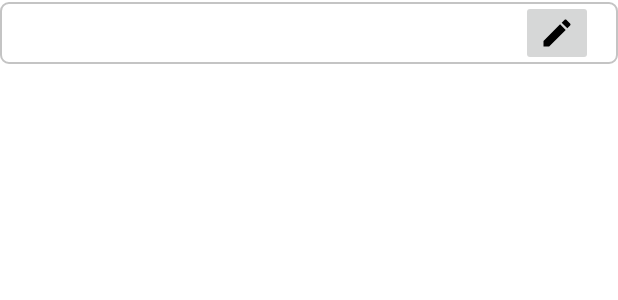
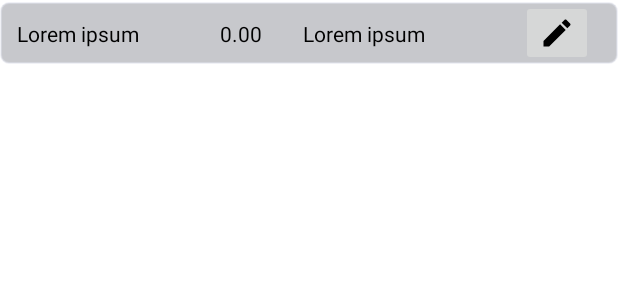
Before and after one commit to Fealrais/PurchaseHistory, an Android app: the layout recycler_view_purchase.xml on its own in the app's theme, with its tools: preview values and no code run, on a phone screen of 412 x 824 dp. Shown: the top 300 px of the screen. Run offline under Robolectric (Android 15) with nearby library versions, the phone set to English and light mode, and no system bars.

Commit message:
Modify recycleview background

```diff
--- a/app/src/main/res/drawable/list_entry.xml
+++ b/app/src/main/res/drawable/list_entry.xml
@@ -2,12 +2,11 @@
 <selector xmlns:android="http://schemas.android.com/apk/res/android">
     <item>
         <shape android:shape="rectangle">
-
             <corners android:radius="5dp" />
-            <solid android:color="@android:color/white" />
+            <solid android:color="@color/material_dynamic_neutral_variant60" />
             <stroke
-                android:width="1dip"
-                android:color="@color/Gray" />
+                android:width="1dp"
+                android:color="@color/material_dynamic_neutral_variant90" />
         </shape>
     </item>
 </selector>
--- a/app/src/main/res/layout/recycler_view_purchase.xml
+++ b/app/src/main/res/layout/recycler_view_purchase.xml
@@ -1,7 +1,6 @@
 <?xml version="1.0" encoding="utf-8"?>
 <androidx.constraintlayout.widget.ConstraintLayout xmlns:android="http://schemas.android.com/apk/res/android"
     xmlns:app="http://schemas.android.com/apk/res-auto"
-    xmlns:tools="http://schemas.android.com/tools"
     android:layout_width="match_parent"
     android:layout_height="wrap_content">
 
@@ -17,7 +16,8 @@
         app:layout_constraintStart_toStartOf="parent"
         app:layout_constraintTop_toTopOf="parent"
         android:src="@drawable/list_entry"
-        app:srcCompat="@drawable/list_entry" />
+        app:srcCompat="@drawable/list_entry"
+        android:alpha="0.5" />
 
     <TextView
         android:id="@+id/purchaseCreatedDate"
@@ -25,6 +25,7 @@
         android:layout_height="wrap_content"
         android:layout_marginStart="10dp"
         android:padding="1dp"
+        android:text="@string/lorem"
         app:layout_constraintBottom_toBottomOf="parent"
         app:layout_constraintStart_toStartOf="parent"
         app:layout_constraintTop_toTopOf="parent" />
@@ -35,6 +36,8 @@
         android:layout_height="wrap_content"
         android:layout_marginStart="5dp"
         android:padding="1dp"
+        android:text="@string/currency_zero"
+
         app:layout_constraintStart_toEndOf="@+id/purchaseCreatedDate"
         app:layout_constraintTop_toTopOf="@+id/purchaseCreatedDate" />
 
@@ -44,6 +47,7 @@
         android:layout_height="wrap_content"
         android:layout_marginStart="5dp"
         android:padding="1dp"
+        android:text="@string/lorem"
         app:layout_constraintStart_toEndOf="@+id/purchasePriceText"
         app:layout_constraintTop_toTopOf="@+id/purchasePriceText" />
 
--- a/app/src/main/res/values/strings.xml
+++ b/app/src/main/res/values/strings.xml
@@ -50,5 +50,6 @@
     <string name="qr_terminal_id_text">Terminal ID:</string>
     <string name="qr_bill_id_text">Bill ID:</string>
     <string name="accordionToggleText">Toggle accordion</string>
+    <string name="lorem">Lorem ipsum</string>
 
 </resources>
```
